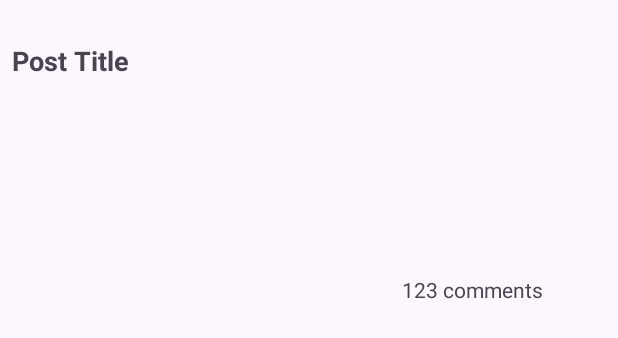
After one commit to VadymEfimenko/VRSSoftTest, an Android app: the layout item_post.xml on its own in the app's theme, with its tools: preview values and no code run, on a phone screen of 412 x 824 dp. The commit adds this screen. Shown: the top 338 px of the screen. Run offline under Robolectric (Android 15) with nearby library versions, the phone set to English and light mode, and no system bars.

Commit message:
Implement Reddit posts fetching and display in RecyclerView

```diff
--- a/app/build.gradle.kts
+++ b/app/build.gradle.kts
@@ -45,4 +45,9 @@ dependencies {
     testImplementation(libs.junit)
     androidTestImplementation(libs.androidx.junit)
     androidTestImplementation(libs.androidx.espresso.core)
+
+    implementation("com.squareup.retrofit2:retrofit:2.9.0")
+    implementation("com.squareup.retrofit2:converter-gson:2.9.0")
+
+    implementation("com.squareup.picasso:picasso:2.8")
 }
--- /dev/null
+++ b/app/src/main/java/net/vrgsoft/vrgsofttest/model/RedditPost.kt
@@ -0,0 +1,6 @@
+package net.vrgsoft.redditclient.model
+
+data class RedditPost(
+    val kind: String,
+    val data: RedditPostData
+)
--- /dev/null
+++ b/app/src/main/java/net/vrgsoft/vrgsofttest/model/RedditResponse.kt
@@ -0,0 +1,6 @@
+package net.vrgsoft.redditclient.model
+
+data class RedditResponse (
+    val kind: String,
+    val data: RedditData
+)
--- /dev/null
+++ b/app/src/main/res/layout/item_post.xml
@@ -0,0 +1,55 @@
+<?xml version="1.0" encoding="utf-8"?>
+<androidx.constraintlayout.widget.ConstraintLayout xmlns:android="http://schemas.android.com/apk/res/android"
+    android:layout_width="match_parent"
+    android:layout_height="match_parent"
+    xmlns:app="http://schemas.android.com/apk/res-auto">
+
+    <!-- Заголовок поста -->
+
+    <!-- Миниатюра (если есть) -->
+
+    <TextView
+        android:id="@+id/postTitle"
+        android:layout_width="0dp"
+        android:layout_height="wrap_content"
+        android:layout_marginStart="8dp"
+        android:layout_marginTop="28dp"
+        android:layout_marginEnd="8dp"
+        android:text="Post Title"
+        android:textSize="18sp"
+        android:textStyle="bold"
+        app:layout_constraintEnd_toEndOf="parent"
+        app:layout_constraintHorizontal_bias="0.0"
+        app:layout_constraintStart_toStartOf="parent"
+        app:layout_constraintTop_toTopOf="parent" />
+
+    <!-- Количество комментариев -->
+
+    <ImageView
+        android:id="@+id/postThumbnail"
+        android:layout_width="100dp"
+        android:layout_height="100dp"
+        android:layout_marginStart="152dp"
+        android:layout_marginTop="8dp"
+        android:scaleType="centerCrop"
+        app:layout_constraintBottom_toBottomOf="parent"
+        app:layout_constraintStart_toStartOf="parent"
+        app:layout_constraintTop_toBottomOf="@id/postTitle"
+        app:layout_constraintVertical_bias="0.119" />
+
+    <TextView
+        android:id="@+id/postComments"
+        android:layout_width="wrap_content"
+        android:layout_height="wrap_content"
+        android:layout_marginStart="16dp"
+        android:text="123 comments"
+        android:textSize="14sp"
+        app:layout_constraintBottom_toBottomOf="@id/postThumbnail"
+        app:layout_constraintEnd_toEndOf="parent"
+        app:layout_constraintHorizontal_bias="0.0"
+        app:layout_constraintStart_toEndOf="@id/postThumbnail"
+        app:layout_constraintTop_toBottomOf="@id/postTitle"
+        app:layout_constraintVertical_bias="0.78" />
+
+
+</androidx.constraintlayout.widget.ConstraintLayout>
```
Also changed, not shown: app/src/main/AndroidManifest.xml (+8 -3 lines), app/src/main/java/net/vrgsoft/vrgsofttest/MainActivity.kt (+45 -0 lines), app/src/main/java/net/vrgsoft/vrgsofttest/PostAdapter.kt (added, +40 -0 lines), app/src/main/java/net/vrgsoft/vrgsofttest/RedditApi.kt (added, +16 -0 lines), app/src/main/java/net/vrgsoft/vrgsofttest/WebClientBuilder.kt (added, +22 -0 lines), app/src/main/java/net/vrgsoft/vrgsofttest/model/RedditData.kt (added, +8 -0 lines), app/src/main/java/net/vrgsoft/vrgsofttest/model/RedditPostData.kt (added, +10 -0 lines), app/src/main/res/layout/activity_main.xml (+11 -9 lines).
